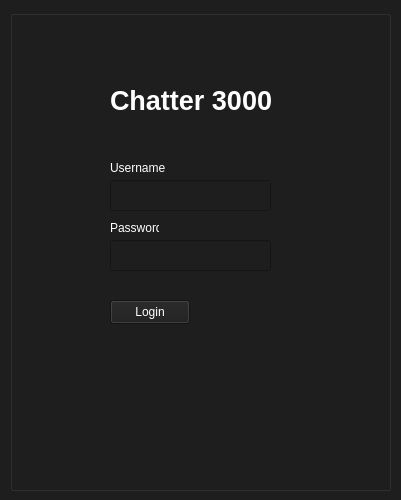
This is client/ui-components/startingwindow.ui in KougatSundew/dt047g-project as Qt 5 draws it before an edit. The edited form follows.
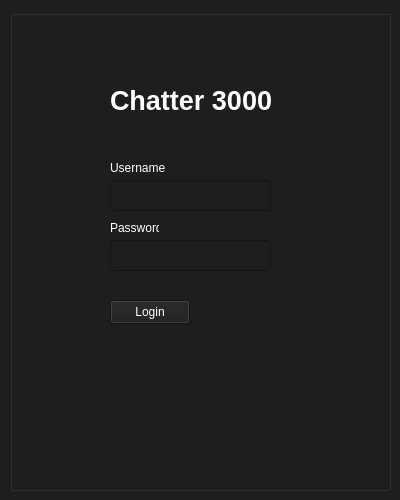
This is the edited form.

```diff
--- a/client/ui-components/startingwindow.ui
+++ b/client/ui-components/startingwindow.ui
@@ -6,7 +6,7 @@
    <rect>
     <x>0</x>
     <y>0</y>
-    <width>401</width>
+    <width>400</width>
     <height>500</height>
    </rect>
   </property>
@@ -43,10 +43,10 @@
    <widget class="QLabel" name="lblLoader">
     <property name="geometry">
      <rect>
-      <x>150</x>
-      <y>160</y>
-      <width>141</width>
-      <height>111</height>
+      <x>100</x>
+      <y>150</y>
+      <width>170</width>
+      <height>160</height>
      </rect>
     </property>
     <property name="font">
@@ -58,6 +58,9 @@
     <property name="text">
      <string/>
     </property>
+    <property name="alignment">
+     <set>Qt::AlignCenter</set>
+    </property>
    </widget>
    <widget class="QLabel" name="lblTitle">
     <property name="geometry">
```
Left out of the diff: 6 changed lines with no effect on the pictures.
